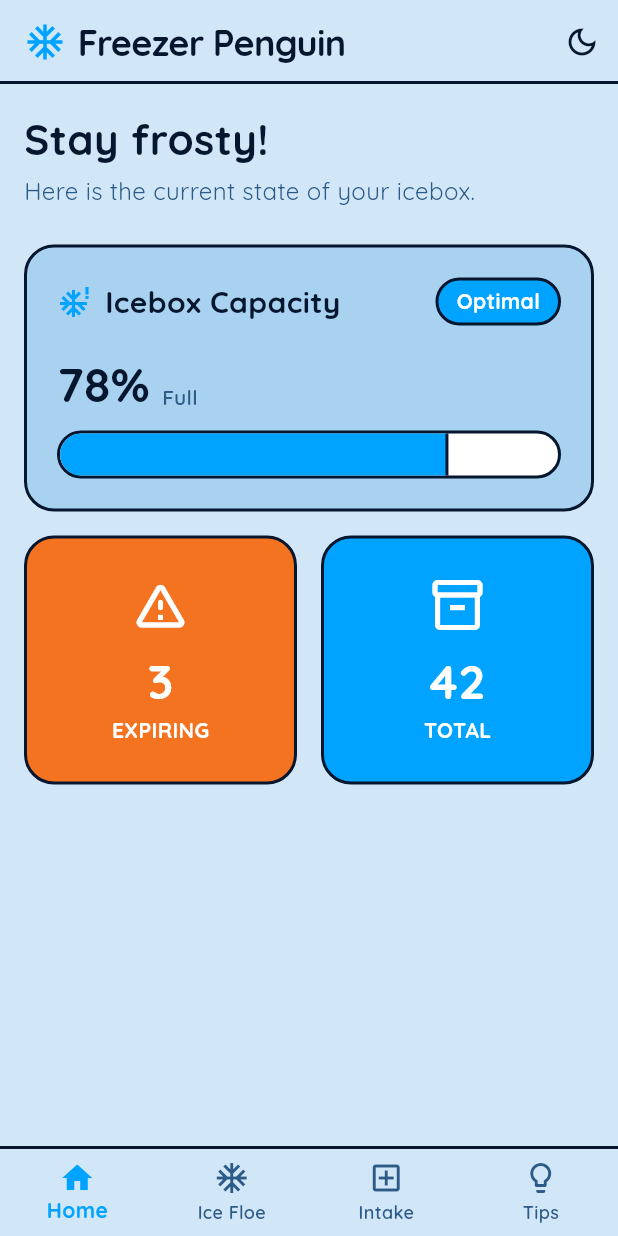
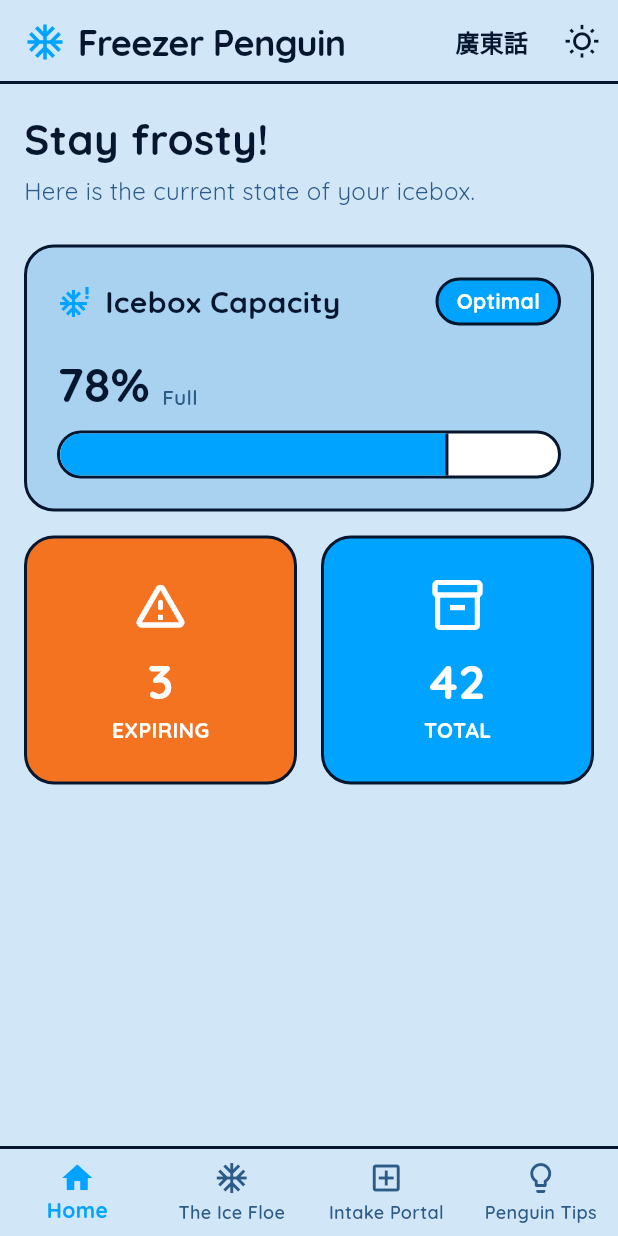
Before and after one commit to walker2023-glitch/Freezer-Penguin-HQ, a Flutter app: the screen it shows after launch, on a phone screen of 412 x 824 dp. Run offline on Flutter 3.47's test engine with Material 3 defaults, Android fonts, the phone set to English and light mode, and no system bars; our stand-ins replace firebase_core, google_fonts; accounts and stored records are empty.

Commit message:
feat: implement dual-language localization mapping and dynamic antarctic theme switching architecture

```diff
--- a/frontend_mobile/lib/main.dart
+++ b/frontend_mobile/lib/main.dart
@@ -1,54 +1,149 @@
 import 'package:flutter/material.dart';
 import 'package:google_fonts/google_fonts.dart';
 
-// TODO: Replace with your specific Dell PowerEdge R330 Tailscale IP and port
-const String backendUrl = "http://[YOUR_TAILSCALE_IP]:8080/api";
+// Your designated machine network target configurations
+const String backendUrl = "http://100.81.95.123:8080/api";
+
+class AppStrings {
+  static const Map<String, String> en = {
+    'app_title': 'Freezer Penguin',
+    'welcome_msg': 'Stay frosty!',
+    'sub_welcome': 'Here is the current state of your icebox.',
+    'tab_home': 'Home',
+    'tab_inventory': 'The Ice Floe',
+    'tab_intake': 'Intake Portal',
+    'tab_tips': 'Penguin Tips',
+    'capacity_title': 'Icebox Capacity',
+    'status_optimal': 'Optimal',
+    'status_full': 'Full',
+    'lbl_expiring': 'EXPIRING',
+    'lbl_total': 'TOTAL',
+    'inv_sub': 'Your frozen assets.',
+    'btn_filter': 'Filter',
+    'intake_sub': 'Log new provisions for the frozen expanse.',
+    'toggle_barcode': 'Barcode',
+    'toggle_manual': 'Manual',
+    'toggle_vision': 'Vision',
+    'form_name': 'Item Name',
+    'hint_name': 'e.g., Krill Patties, Frozen Peas',
+    'form_qty': 'Quantity',
+    'form_zone': 'Storage Zone',
+    'hint_zone': 'Deep Freeze (Bottom)',
+    'btn_add': 'Add to Freezer',
+    'tips_spotlight': 'WEEKLY SPOTLIGHT',
+    'tips_title_1': 'Master the Deep Freeze',
+    'tips_body_1': 'Discover eco-friendly ways to preserve your fresh produce and reduce food waste with our ultimate penguin-approved kitchen strategies!',
+    'tips_title_2': 'Blanching 101',
+    'tips_body_2': 'A quick boil followed by an ice bath stops enzymes, locking in bright colors and flavor.',
+  };
+
+  static const Map<String, String> zhCantonese = {
+    'app_title': '雪櫃企鵝',
+    'welcome_msg': '保持冰爽！',
+    'sub_welcome': '依家check吓你個雪櫃嘅狀態：',
+    'tab_home': '首頁',
+    'tab_inventory': '冰層庫存',
+    'tab_intake': '入庫門戶',
+    'tab_tips': '企鵝貼士',
+    'capacity_title': '雪櫃容量',
+    'status_optimal': '最佳狀態',
+    'status_full': '已滿',
+    'lbl_expiring': '即將過期',
+    'lbl_total': '總數',
+    'inv_sub': '你嘅冷凍資產。',
+    'btn_filter': '篩選',
+    'intake_sub': '記錄放入雪櫃嘅新物資。',
+    'toggle_barcode': '條碼掃描',
+    'toggle_manual': '手動輸入',
+    'toggle_vision': '影像識別',
+    'form_name': '項目名稱',
+    'hint_name': '例如：磷蝦肉餅、急凍青豆',
+    'form_qty': '數量',
+    'form_zone': '儲存區域',
+    'hint_zone': '深層冷凍區 (底部)',
+    'btn_add': '放入雪櫃',
+    'tips_spotlight': '每週焦點',
+    'tips_title_1': '精通深層冷凍',
+    'tips_body_1': '探索環保嘅方法去保存你哋嘅新鮮食材，利用我哋企鵝認證嘅廚房策略減少嘢食浪費！',
+    'tips_title_2': '殺青技術 101',
+    'tips_body_2': '快速白灼然後放入冰水可以停止酵素作用，鎖住鮮艷嘅顏色同原味。',
+  };
+}
 
 void main() {
   runApp(const FreezerPenguinApp());
 }
 
-class FreezerPenguinApp extends StatelessWidget {
+class FreezerPenguinApp extends StatefulWidget {
   const FreezerPenguinApp({super.key});
 
   @override
+  State<FreezerPenguinApp> createState() => _FreezerPenguinAppState();
+}
+
+class _FreezerPenguinAppState extends State<FreezerPenguinApp> {
+  bool _isAntarcticMode = true; // Tracks theme mode state
+
+  @override
   Widget build(BuildContext context) {
+    // Dynamic styling layout assignment
+    final Color currentBackground = _isAntarcticMode ? AppColors.antarcticBackground : AppColors.crispKitchenBackground;
+    final Color currentSurface = _isAntarcticMode ? AppColors.antarcticSurface : AppColors.crispKitchenSurface;
+
     return MaterialApp(
       title: 'Freezer Penguin',
+      debugShowCheckedModeBanner: false,
       theme: ThemeData(
-        scaffoldBackgroundColor: AppColors.background,
+        scaffoldBackgroundColor: currentBackground,
         textTheme: GoogleFonts.quicksandTextTheme(
           Theme.of(context).textTheme.apply(
                 bodyColor: AppColors.outline,
                 displayColor: AppColors.outline,
               ),
         ),
-        colorScheme: const ColorScheme.light(
+        colorScheme: ColorScheme.light(
           primary: AppColors.primary,
           secondary: AppColors.orange,
-          surface: AppColors.surface,
-          background: AppColors.background,
+          surface: currentSurface,
+          background: currentBackground,
         ),
       ),
-      home: const MainNavigationScreen(),
+      home: MainNavigationScreen(
+        isAntarcticMode: _isAntarcticMode,
+        onThemeToggle: () => setState(() => _isAntarcticMode = !_isAntarcticMode),
+      ),
     );
   }
 }
 
-// --- Colors ---
+// --- Professional Core Design System Tokens ---
 class AppColors {
-  static const Color background = Color(0xFFD1E6F7);
-  static const Color surface = Color(0xFFA9D2F0);
+  // Mode Layer 1: Antarctic Mode (Soft Ice Blue Layouts)
+  static const Color antarcticBackground = Color(0xFFD1E6F7);
+  static const Color antarcticSurface = Color(0xFFA9D2F0);
+
+  // Mode Layer 2: Crisp Kitchen Mode (High Contrast Clean Studio Layouts)
+  static const Color crispKitchenBackground = Color(0xFFF4F9FD);
+  static const Color crispKitchenSurface = Color(0xFFE1EFFB);
+
+  // Constants
   static const Color surfaceLowest = Color(0xFFFFFFFF);
-  static const Color outline = Color(0xFF05162E);
-  static const Color primary = Color(0xFF00A3FF);
-  static const Color orange = Color(0xFFF37321); // Beak Orange
+  static const Color outline = Color(0xFF05162E); // 2px Border Navy
+  static const Color primary = Color(0xFF00A3FF); // Glacier Blue Accent
+  static const Color orange = Color(0xFFF37321);  // Beak Orange Warning Accent
   static const Color textVariant = Color(0xFF2D5B88);
 }
 
-// --- Main Navigation ---
+// --- Main Navigation Container ---
 class MainNavigationScreen extends StatefulWidget {
-  const MainNavigationScreen({super.key});
+  final bool isAntarcticMode;
+  final VoidCallback onThemeToggle;
+
+  const MainNavigationScreen({
+    super.key,
+    required this.isAntarcticMode,
+    required this.onThemeToggle,
+  });
 
   @override
   State<MainNavigationScreen> createState() => _MainNavigationScreenState();
@@ -56,29 +151,32 @@ class MainNavigationScreen extends StatefulWidget {
 
 class _MainNavigationScreenState extends State<MainNavigationScreen> {
   int _currentIndex = 0;
-
-  final List<Widget> _views = [
-    const HomeDashboardView(),
-    const IceFloeView(),
-    const IntakePortalView(),
-    const PenguinTipsView(),
-  ];
+  bool _isCantonese = false;
 
   @override
   Widget build(BuildContext context) {
+    // Dynamically assigns the target translation dictionary pack
+    final strings = _isCantonese ? AppStrings.zhCantonese : AppStrings.en;
+
+    // Isolate structural screen generation logic to accept the layout token array
+    final List<Widget> views = [
+      HomeDashboardView(strings: strings),
+      IceFloeView(strings: strings),
+      IntakePortalView(strings: strings),
+      PenguinTipsView(strings: strings),
+    ];
+
     return Scaffold(
       appBar: AppBar(
-        backgroundColor: AppColors.background,
+        backgroundColor: Theme.of(context).scaffoldBackgroundColor,
         elevation: 0,
-        shape: const Border(
-          bottom: BorderSide(color: AppColors.outline, width: 2),
-        ),
+        shape: const Border(bottom: BorderSide(color: AppColors.outline, width: 2)),
         title: Row(
           children: [
             const Icon(Icons.ac_unit, color: AppColors.primary, size: 28),
             const SizedBox(width: 8),
             Text(
-              'Freezer Penguin',
+              strings['app_title']!,
               style: GoogleFonts.quicksand(
                 color: AppColors.outline,
                 fontWeight: FontWeight.w700,
@@ -89,35 +187,50 @@ class _MainNavigationScreenState extends State<MainNavigationScreen> {
           ],
         ),
         actions: [
+          TextButton(
+            child: Text(
+              _isCantonese ? "EN" : "廣東話",
+              style: GoogleFonts.quicksand(
+                color: AppColors.outline,
+                fontWeight: FontWeight.bold,
+                fontSize: 16,
+              ),
+            ),
+            onPressed: () {
+              setState(() {
+                _isCantonese = !_isCantonese;
+              });
+            },
+          ),
           IconButton(
-            icon: const Icon(Icons.dark_mode_outlined, color: AppColors.outline),
-            onPressed: () {},
+            icon: Icon(
+              widget.isAntarcticMode ? Icons.wb_sunny_outlined : Icons.dark_mode_outlined,
+              color: AppColors.outline,
+            ),
+            onPressed: widget.onThemeToggle,
           ),
         ],
       ),
-      body: _views[_currentIndex],
+      body: views[_currentIndex],
       bottomNavigationBar: Container(
         decoration: const BoxDecoration(
-          color: AppColors.background,
-          border: Border(
-            top: BorderSide(color: AppColors.outline, width: 2),
-          ),
+          border: Border(top: BorderSide(color: AppColors.outline, width: 2)),
         ),
         child: BottomNavigationBar(
           currentIndex: _currentIndex,
           onTap: (index) => setState(() => _currentIndex = index),
-          backgroundColor: AppColors.background,
+          backgroundColor: Theme.of(context).scaffoldBackgroundColor,
           selectedItemColor: AppColors.primary,
           unselectedItemColor: AppColors.textVariant,
           type: BottomNavigationBarType.fixed,
           elevation: 0,
           selectedLabelStyle: GoogleFonts.quicksand(fontWeight: FontWeight.bold),
           unselectedLabelStyle: GoogleFonts.quicksand(fontWeight: FontWeight.w600),
-          items: const [
-            BottomNavigationBarItem(icon: Icon(Icons.home_outlined), activeIcon: Icon(Icons.home), label: 'Home'),
-            BottomNavigationBarItem(icon: Icon(Icons.ac_unit_outlined), activeIcon: Icon(Icons.ac_unit), label: 'Ice Floe'),
-            BottomNavigationBarItem(icon: Icon(Icons.add_box_outlined), activeIcon: Icon(Icons.add_box), label: 'Intake'),
-            BottomNavigationBarItem(icon: Icon(Icons.lightbulb_outline), activeIcon: Icon(Icons.lightbulb), label: 'Tips'),
+          items: [
+            BottomNavigationBarItem(icon: const Icon(Icons.home_outlined), activeIcon: const Icon(Icons.home), label: strings['tab_home']),
+            BottomNavigationBarItem(icon: const Icon(Icons.ac_unit_outlined), activeIcon: const Icon(Icons.ac_unit), label: strings['tab_inventory']),
+            BottomNavigationBarItem(icon: const Icon(Icons.add_box_outlined), activeIcon: const Icon(Icons.add_box), label: strings['tab_intake']),
+            BottomNavigationBarItem(icon: const Icon(Icons.lightbulb_outline), activeIcon: const Icon(Icons.lightbulb), label: strings['tab_tips']),
           ],
         ),
       ),
@@ -125,16 +238,16 @@ class _MainNavigationScreenState extends State<MainNavigationScreen> {
   }
 }
 
-// --- Reusable Bento Card ---
+// --- Reusable Structural Bento Component ---
 class BentoCard extends StatelessWidget {
   final Widget child;
-  final Color backgroundColor;
+  final Color? backgroundColor;
   final EdgeInsetsGeometry padding;
 
   const BentoCard({
     super.key,
     required this.child,
-    this.backgroundColor = AppColors.surface,
+    this.backgroundColor,
     this.padding = const EdgeInsets.all(20),
   });
 
@@ -143,7 +256,7 @@ class BentoCard extends StatelessWidget {
     return Container(
       padding: padding,
       decoration: BoxDecoration(
-        color: backgroundColor,
+        color: backgroundColor ?? Theme.of(context).colorScheme.surface,
         border: Border.all(color: AppColors.outline, width: 2),
         borderRadius: BorderRadius.circular(20),
       ),
@@ -152,21 +265,22 @@ class BentoCard extends StatelessWidget {
   }
 }
 
-// --- 1. Home Dashboard ---
+// --- 1. Home Dashboard Core View ---
 class HomeDashboardView extends StatelessWidget {
-  const HomeDashboardView({super.key});
+  final Map<String, String> strings;
+  const HomeDashboardView({super.key, required this.strings});
 
   @override
   Widget build(BuildContext context) {
     return ListView(
       padding: const EdgeInsets.all(16),
       children: [
-        Text('Stay frosty!', style: GoogleFonts.quicksand(fontSize: 28, fontWeight: FontWeight.bold)),
+        Text(strings['welcome_msg']!, style: GoogleFonts.quicksand(fontSize: 28, fontWeight: FontWeight.bold)),
         const SizedBox(height: 4),
-        const Text('Here is the current state of your icebox.', style: TextStyle(color: AppColors.textVariant, fontSize: 16)),
+        Text(strings['sub_welcome']!, style: const TextStyle(color: AppColors.textVariant, fontSize: 16)),
         const SizedBox(height: 24),
 
-        // Capacity Bento
+        // Capacity Management Component
         BentoCard(
           child: Column(
             crossAxisAlignment: CrossAxisAlignment.start,
@@ -178,7 +292,7 @@ class HomeDashboardView extends StatelessWidget {
                     children: [
                       const Icon(Icons.severe_cold, color: AppColors.primary),
                       const SizedBox(width: 8),
-                      Text('Icebox Capacity', style: GoogleFonts.quicksand(fontSize: 20, fontWeight: FontWeight.bold)),
+                      Text(strings['capacity_title']!, style: GoogleFonts.quicksand(fontSize: 20, fontWeight: FontWeight.bold)),
                     ],
                   ),
                   Container(
@@ -188,7 +302,7 @@ class HomeDashboardView extends StatelessWidget {
                       border: Border.all(color: AppColors.outline, width: 2),
                       borderRadius: BorderRadius.circular(20),
                     ),
-                    child: const Text('Optimal', style: TextStyle(color: Colors.white, fontWeight: FontWeight.bold)),
+                    child: Text(strings['status_optimal']!, style: const TextStyle(color: Colors.white, fontWeight: FontWeight.bold)),
                   ),
                 ],
               ),
@@ -198,9 +312,9 @@ class HomeDashboardView extends StatelessWidget {
                 children: [
                   Text('78%', style: GoogleFonts.quicksand(fontSize: 32, fontWeight: FontWeight.bold)),
                   const SizedBox(width: 8),
-                  const Padding(
-                    padding: EdgeInsets.only(bottom: 4),
-                    child: Text('Full', style: TextStyle(color: AppColors.textVariant, fontWeight: FontWeight.w600)),
+                  Padding(
+                    padding: const EdgeInsets.only(bottom: 4),
+                    child: Text(strings['status_full']!, style: const TextStyle(color: AppColors.textVariant, fontWeight: FontWeight.w600)),
                   ),
                 ],
               ),
@@ -229,7 +343,7 @@ class HomeDashboardView extends StatelessWidget {
         ),
         const SizedBox(height: 16),
 
-        // Stats Row
+        // Dynamic Operational Metrics Row
         Row(
           children: [
             Expanded(
@@ -241,7 +355,7 @@ class HomeDashboardView extends StatelessWidget {
                     const Icon(Icons.warning_amber_rounded, color: Colors.white, size: 40),
                     const SizedBox(height: 8),
                     Text('3', style: GoogleFonts.quicksand(fontSize: 32, fontWeight: FontWeight.bold, color: Colors.white)),
-                    const Text('EXPIRING', style: TextStyle(fontWeight: FontWeight.bold, color: Colors.white)),
+                    Text(strings['lbl_expiring']!, style: const TextStyle(fontWeight: FontWeight.bold, color: Colors.white)),
                   ],
                 ),
               ),
@@ -256,7 +370,7 @@ class HomeDashboardView extends StatelessWidget {
                     const Icon(Icons.inventory_2_outlined, color: Colors.white, size: 40),
                     const SizedBox(height: 8),
                     Text('42', style: GoogleFonts.quicksand(fontSize: 32, fontWeight: FontWeight.bold, color: Colors.white)),
-                    const Text('TOTAL', style: TextStyle(fontWeight: FontWeight.bold, color: Colors.white)),
+                    Text(strings['lbl_total']!, style: const TextStyle(fontWeight: FontWeight.bold, color: Colors.white)),
                   ],
                 ),
               ),
@@ -268,9 +382,10 @@ class HomeDashboardView extends StatelessWidget {
   }
 }
 
-// --- 2. The Ice Floe (Inventory) ---
+// --- 2. The Ice Floe View ---
 class IceFloeView extends StatelessWidget {
-  const IceFloeView({super.key});
+  final Map<String, String> strings;
+  const IceFloeView({super.key, required this.strings});
 
   @override
   Widget build(BuildContext context) {
@@ -283,8 +398,8 @@ class IceFloeView extends StatelessWidget {
             Column(
               crossAxisAlignment: CrossAxisAlignment.start,
               children: [
-                Text('The Ice Floe', style: GoogleFonts.quicksand(fontSize: 28, fontWeight: FontWeight.bold)),
-                const Text('Your frozen assets.', style: TextStyle(color: AppColors.textVariant, fontSize: 16)),
+                Text(strings['tab_inventory']!, style: GoogleFonts.quicksand(fontSize: 28, fontWeight: FontWeight.bold)),
+                Text(strings['inv_sub']!, style: const TextStyle(color: AppColors.textVariant, fontSize: 16)),
               ],
             ),
             Container(
@@ -294,18 +409,18 @@ class IceFloeView extends StatelessWidget {
                 border: Border.all(color: AppColors.outline, width: 2),
                 borderRadius: BorderRadius.circular(20),
               ),
-              child: const Row(
+              child: Row(
                 children: [
-                  Icon(Icons.filter_list, color: Colors.white, size: 18),
-                  SizedBox(width: 4),
-                  Text('Filter', style: TextStyle(color: Colors.white, fontWeight: FontWeight.bold)),
+                  const Icon(Icons.filter_list, color: Colors.white, size: 18),
+                  const SizedBox(width: 4),
+                  Text(strings['btn_filter']!, style: const TextStyle(color: Colors.white, fontWeight: FontWeight.bold)),
                 ],
               ),
             )
           ],
         ),
         const SizedBox(height: 24),
-        _buildInventoryItem(Icons.set_meal, 'Wild Caught Salmon', 'Qty: 2 • Bottom Drawer', 'Expired', AppColors.orange, Icons.warning),
+        _buildInventoryItem(Icons.set_meal, 'Wild Caught Salmon', 'Qty: 2 • Bottom Drawer', strings['lbl_expiring']!, AppColors.orange, Icons.warning),
         const SizedBox(height: 16),
         _buildInventoryItem(Icons.icecream, 'Vanilla Bean Ice Cream', 'Qty: 1 • Door Shelf', 'Critical', AppColors.primary, Icons.notifications_active),
       ],
@@ -357,53 +472,54 @@ class IceFloeView extends StatelessWidget {
   }
 }
 
-// --- 3. Intake Portal ---
+// --- 3. Intake Portal View ---
 class IntakePortalView extends StatefulWidget {
-  const IntakePortalView({super.key});
+  final Map<String, String> strings;
+  const IntakePortalView({super.key, required this.strings});
 
   @override
   State<IntakePortalView> createState() => _IntakePortalViewState();
 }
 
 class _IntakePortalViewState extends State<IntakePortalView> {
-  int _selectedMode = 1; // 0: Barcode, 1: Manual, 2: Vision
+  int _selectedMode = 1;
 
   @override
   Widget build(BuildContext context) {
     return ListView(
       padding: const EdgeInsets.all(16),
       children: [
-        Text('Intake Portal', style: GoogleFonts.quicksand(fontSize: 28, fontWeight: FontWeight.bold)),
-        const Text('Log new provisions for the frozen expanse.', style: TextStyle(color: AppColors.textVariant, fontSize: 16)),
+        Text(widget.strings['tab_intake']!, style: GoogleFonts.quicksand(fontSize: 28, fontWeight: FontWeight.bold)),
+        Text(widget.strings['intake_sub']!, style: const TextStyle(color: AppColors.textVariant, fontSize: 16)),
         const SizedBox(height: 24),
 
-        // Segmented Toggle Bar
+        // High-Fidelity Custom Segmentation Component
         Container(
           padding: const EdgeInsets.all(4),
           decoration: BoxDecoration(
-            color: AppColors.surface,
+            color: Theme.of(context).colorScheme.surface,
             border: Border.all(color: AppColors.outline, width: 2),
             borderRadius: BorderRadius.circular(16),
           ),
           child: Row(
             children: [
-              _buildToggleButton(0, 'Barcode', Icons.barcode_reader),
-              _buildToggleButton(1, 'Manual', Icons.edit_document),
-              _buildToggleButton(2, 'Vision', Icons.visibility),
+              _buildToggleButton(0, widget.strings['toggle_barcode']!, Icons.barcode_reader),
+              _buildToggleButton(1, widget.strings['toggle_manual']!, Icons.edit_document),
+              _buildToggleButton(2, widget.strings['toggle_vision']!, Icons.visibility),
             ],
           ),
         ),
         const SizedBox(height: 24),
 
-        // Manual Entry Form
+        // Native Data Entry Form
         BentoCard(
           padding: const EdgeInsets.all(24),
           child: Column(
             crossAxisAlignment: CrossAxisAlignment.start,
             children: [
-              const Text('Item Name', style: TextStyle(fontWeight: FontWeight.bold)),
+              Text(widget.strings['form_name']!, style: const TextStyle(fontWeight: FontWeight.bold)),
               const SizedBox(height: 8),
-              _buildTextField('e.g., Krill Patties, Frozen Peas'),
+              _buildTextField(widget.strings['hint_name']!),
               const SizedBox(height: 16),
               Row(
                 children: [
@@ -411,7 +527,7 @@ class _IntakePortalViewState extends State<IntakePortalView> {
                     child: Column(
                       crossAxisAlignment: CrossAxisAlignment.start,
                       children: [
-                        const Text('Quantity', style: TextStyle(fontWeight: FontWeight.bold)),
+                        Text(widget.strings['form_qty']!, style: const TextStyle(fontWeight: FontWeight.bold)),
                         const SizedBox(height: 8),
                         _buildTextField('1', textAlign: TextAlign.center),
                       ],
@@ -422,9 +538,9 @@ class _IntakePortalViewState extends State<IntakePortalView> {
                     child: Column(
                       crossAxisAlignment: CrossAxisAlignment.start,
                       children: [
-                        const Text('Storage Zone', style: TextStyle(fontWeight: FontWeight.bold)),
+                        Text(widget.strings['form_zone']!, style: const TextStyle(fontWeight: FontWeight.bold)),
                         const SizedBox(height: 8),
-                        _buildTextField('Deep Freeze (Bottom)'),
+                        _buildTextField(widget.strings['hint_zone']!),
                       ],
                     ),
                   ),
@@ -436,7 +552,7 @@ class _IntakePortalViewState extends State<IntakePortalView> {
                 child: ElevatedButton.icon(
                   onPressed: () {},
                   icon: const Icon(Icons.inventory_2, color: Colors.white),
-                  label: Text('Add to Freezer', style: GoogleFonts.quicksand(fontSize: 18, fontWeight: FontWeight.bold, color: Colors.white)),
+                  label: Text(widget.strings['btn_add']!, style: GoogleFonts.quicksand(fontSize: 18, fontWeight: FontWeight.bold, color: Colors.white)),
                   style: ElevatedButton.styleFrom(
                     backgroundColor: AppColors.primary,
                     padding: const EdgeInsets.symmetric(vertical: 16),
@@ -507,9 +623,10 @@ class _IntakePortalViewState extends State<IntakePortalView> {
   }
 }
 
-// --- 4. Penguin Tips ---
+// --- 4. Penguin Tips View ---
 class PenguinTipsView extends StatelessWidget {
-  const PenguinTipsView({super.key});
+  final Map<String, String> strings;
+  const PenguinTipsView({super.key, required this.strings});
 
   @override
   Widget build(BuildContext context) {
@@ -527,14 +644,14 @@ class PenguinTipsView extends StatelessWidget {
                   border: Border.all(color: AppColors.outline, width: 2),
                   borderRadius: BorderRadius.circular(20),
                 ),
-                child: const Text('WEEKLY SPOTLIGHT', style: TextStyle(fontWeight: FontWeight.bold, fontSize: 12, color: AppColors.primary)),
+                child: Text(strings['tips_spotlight']!, style: const TextStyle(fontWeight: FontWeight.bold, fontSize: 12, color: AppColors.primary)),
               ),
               const SizedBox(height: 16),
-              Text('Master the Deep Freeze', style: GoogleFonts.quicksand(fontSize: 24, fontWeight: FontWeight.bold)),
+              Text(strings['tips_title_1']!, style: GoogleFonts.quicksand(fontSize: 24, fontWeight: FontWeight.bold)),
               const SizedBox(height: 8),
-              const Text(
-                'Discover eco-friendly ways to preserve your fresh produce and reduce food waste with our ultimate penguin-approved kitchen strategies!',
-                style: TextStyle(fontSize: 16, color: AppColors.textVariant),
+              Text(
+                strings['tips_body_1']!,
+                style: const TextStyle(fontSize: 16, color: AppColors.textVariant),
               ),
             ],
           ),
@@ -556,11 +673,11 @@ class PenguinTipsView extends StatelessWidget {
                 child: const Icon(Icons.eco, color: AppColors.primary),
               ),
               const SizedBox(height: 16),
-              Text('Blanching 101', style: GoogleFonts.quicksand(fontSize: 20, fontWeight: FontWeight.bold, color: Colors.white)),
+              Text(strings['tips_title_2']!, style: GoogleFonts.quicksand(fontSize: 20, fontWeight: FontWeight.bold, color: Colors.white)),
               const SizedBox(height: 8),
-              const Text(
-                'A quick boil followed by an ice bath stops enzymes, locking in bright colors and flavor.',
-                style: TextStyle(color: Colors.white),
+              Text(
+                strings['tips_body_2']!,
+                style: const TextStyle(color: Colors.white),
               )
             ],
           ),
```
